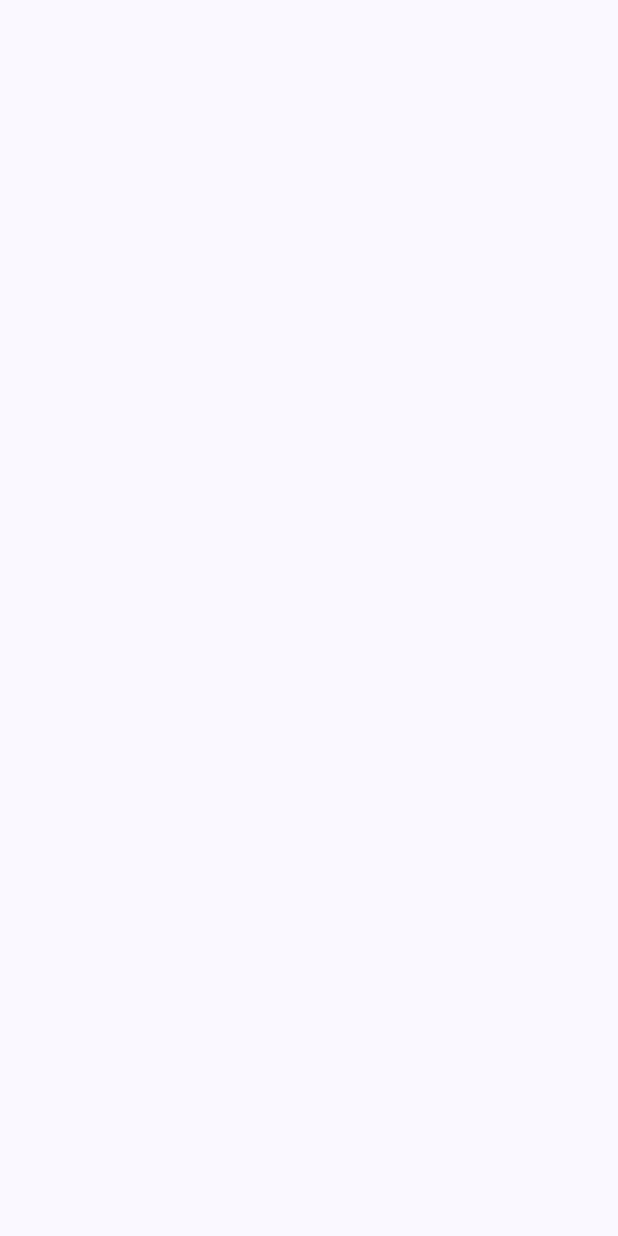
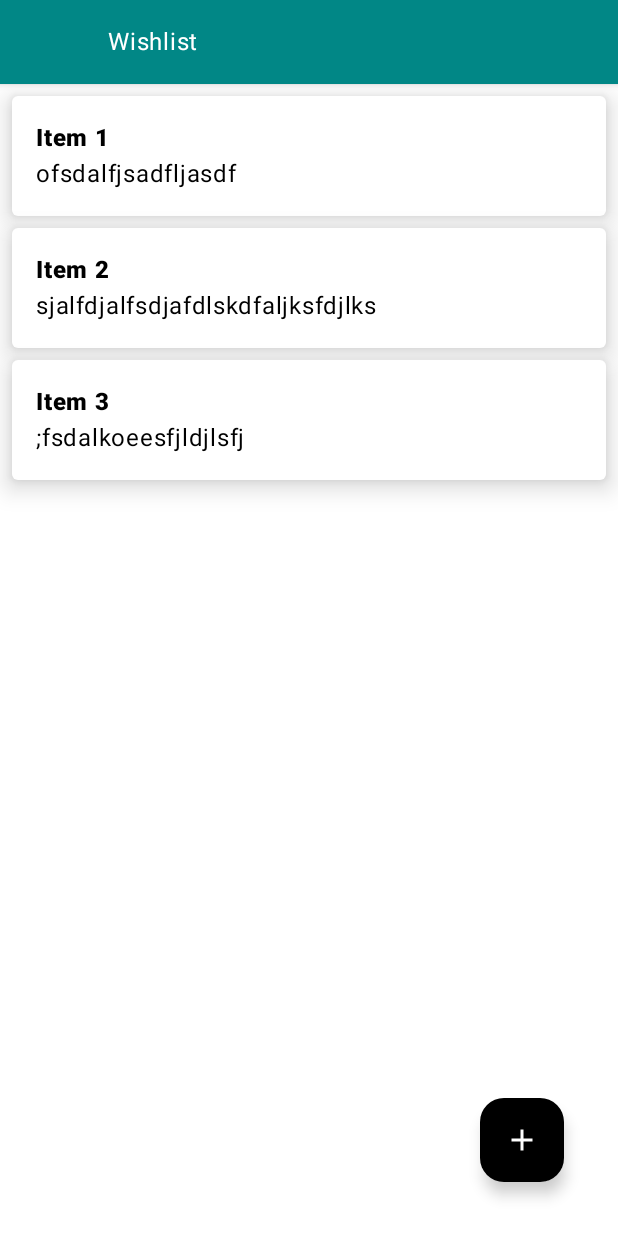
Before and after one commit to qaziHuzaif/WishlistApp, an Android app built with Jetpack Compose: the screen it shows after launch (MainActivity), on a phone screen of 412 x 824 dp. Before the commit the screen is empty. Run offline under Robolectric (Android 15) with nearby library versions, the phone set to English and light mode, and no system bars.

Commit message:
Navigation added App screens designed

```diff
--- /dev/null
+++ b/app/src/main/java/com/example/wishlistapp/AppBar.kt
@@ -0,0 +1,58 @@
+package com.example.wishlistapp
+
+import androidx.compose.foundation.layout.heightIn
+import androidx.compose.foundation.layout.statusBarsPadding
+//noinspection UsingMaterialAndMaterial3Libraries
+import androidx.compose.material.TopAppBar
+import androidx.compose.material.icons.Icons
+import androidx.compose.material.icons.automirrored.rounded.ArrowBack
+import androidx.compose.material3.Icon
+import androidx.compose.material3.IconButton
+import androidx.compose.material3.Text
+import androidx.compose.runtime.Composable
+import androidx.compose.ui.Modifier
+import androidx.compose.ui.graphics.Color
+import androidx.compose.ui.res.colorResource
+import androidx.compose.ui.unit.dp
+import androidx.navigation.NavHostController
+
+@Composable
+fun AppBar(
+    title: String,
+    navController: NavHostController,
+    backRoute: String? = null,
+    isNavigationIconVisible: Boolean = true
+) {
+    TopAppBar(
+        title = {
+            Text(
+                text = title,
+                color = Color.White,
+                modifier = Modifier
+                    .heightIn(max = 24.dp)
+            )
+        },
+        navigationIcon = {
+            if (isNavigationIconVisible) {
+                IconButton(
+                    onClick = {
+                        if (backRoute != null) {
+                            navController.popBackStack(route = backRoute,inclusive = false)
+                        } else {
+                            navController.navigateUp()
+                        }
+                    }
+                ) {
+                    Icon(
+                        imageVector = Icons.AutoMirrored.Rounded.ArrowBack,
+                        contentDescription = null,
+                        tint = Color.White
+                    )
+                }
+            }
+        },
+        modifier = Modifier.statusBarsPadding(),
+        elevation = 3.dp,
+        backgroundColor = colorResource(id = R.color.teal_700)
+    )
+}
--- /dev/null
+++ b/app/src/main/java/com/example/wishlistapp/HomeView.kt
@@ -0,0 +1,103 @@
+package com.example.wishlistapp
+
+import androidx.compose.foundation.background
+import androidx.compose.foundation.clickable
+import androidx.compose.foundation.layout.Arrangement
+import androidx.compose.foundation.layout.Column
+import androidx.compose.foundation.layout.PaddingValues
+import androidx.compose.foundation.layout.fillMaxSize
+import androidx.compose.foundation.layout.fillMaxWidth
+import androidx.compose.foundation.layout.padding
+import androidx.compose.foundation.lazy.LazyColumn
+import androidx.compose.foundation.lazy.items
+//noinspection UsingMaterialAndMaterial3Libraries
+import androidx.compose.material.Card
+import androidx.compose.material.icons.Icons
+import androidx.compose.material.icons.filled.Add
+import androidx.compose.material3.FloatingActionButton
+import androidx.compose.material3.Icon
+import androidx.compose.material3.Scaffold
+import androidx.compose.material3.Text
+import androidx.compose.runtime.Composable
+import androidx.compose.ui.Modifier
+import androidx.compose.ui.graphics.Color
+import androidx.compose.ui.text.font.FontWeight
+import androidx.compose.ui.unit.dp
+import androidx.navigation.NavHostController
+import com.example.wishlistapp.data.DummyWish
+import com.example.wishlistapp.data.Wish
+
+@Composable
+fun HomeView(
+    modifier: Modifier = Modifier,
+    viewModel: WishViewModel,
+    navController: NavHostController
+) {
+    Scaffold(
+        topBar = {
+            AppBar(
+                title = "Wishlist",
+                navController = navController,
+                isNavigationIconVisible = false
+            )
+        },
+        floatingActionButton = {
+            FloatingActionButton(
+                modifier = Modifier.padding(20.dp),
+                containerColor = Color.Black,
+                contentColor = Color.White,
+                onClick = {
+                    navController.navigate(Screen.AddWishScreen.route)
+                }
+            ) {
+                Icon(
+                    imageVector = Icons.Default.Add,
+                    contentDescription = null
+                )
+            }
+        }
+    ) { innerPadding ->
+        LazyColumn(
+            modifier = modifier
+                .fillMaxSize()
+                .background(color = Color.White)
+                .padding(innerPadding),
+            contentPadding = PaddingValues(8.dp),
+            verticalArrangement = Arrangement.spacedBy(8.dp)
+        ) {
+            items(DummyWish.list){
+                WishListItem(it) { }
+            }
+        }
+    }
+}
+
+@Composable
+fun WishListItem(
+    wish: Wish,
+    onClick: () -> Unit,
+) {
+    Card(
+        modifier = Modifier
+            .fillMaxWidth()
+            .clickable {
+                onClick()
+            },
+        elevation = 10.dp,
+        backgroundColor = Color.White
+    ) {
+        Column(
+            modifier = Modifier.padding(16.dp)
+        ) {
+            Text(
+                text = wish.title,
+                fontWeight = FontWeight.ExtraBold,
+                color = Color.Black
+            )
+            Text(
+                text = wish.description,
+                color = Color.Black
+            )
+        }
+    }
+}
--- a/app/src/main/java/com/example/wishlistapp/MainActivity.kt
+++ b/app/src/main/java/com/example/wishlistapp/MainActivity.kt
@@ -2,31 +2,23 @@ package com.example.wishlistapp
 
 import android.os.Bundle
 import androidx.activity.ComponentActivity
+import androidx.activity.SystemBarStyle
 import androidx.activity.compose.setContent
 import androidx.activity.enableEdgeToEdge
-import androidx.compose.foundation.layout.Box
-import androidx.compose.foundation.layout.fillMaxSize
-import androidx.compose.foundation.layout.padding
-import androidx.compose.material3.Scaffold
-import androidx.compose.runtime.Composable
-import androidx.compose.ui.Modifier
+import androidx.compose.ui.graphics.Color
+import androidx.compose.ui.graphics.toArgb
 import com.example.wishlistapp.ui.theme.WishlistAppTheme
 
 class MainActivity : ComponentActivity() {
     override fun onCreate(savedInstanceState: Bundle?) {
         super.onCreate(savedInstanceState)
-        enableEdgeToEdge()
+        enableEdgeToEdge(
+            statusBarStyle = SystemBarStyle.dark(Color(0xFF018786).toArgb())
+        )
         setContent {
             WishlistAppTheme {
-                Scaffold(modifier = Modifier.fillMaxSize()) { innerPadding ->
-                    WishlistApp(modifier = Modifier.padding(innerPadding))
-                }
+                WishlistApp()
             }
         }
     }
 }
-
-@Composable
-fun WishlistApp(modifier: Modifier) {
-    Box(modifier = modifier)
-}
--- /dev/null
+++ b/app/src/main/java/com/example/wishlistapp/Navigation.kt
@@ -0,0 +1,32 @@
+package com.example.wishlistapp
+
+import androidx.compose.runtime.Composable
+import androidx.compose.ui.Modifier
+import androidx.lifecycle.viewmodel.compose.viewModel
+import androidx.navigation.NavHostController
+import androidx.navigation.compose.NavHost
+import androidx.navigation.compose.composable
+import androidx.navigation.compose.rememberNavController
+
+@Composable
+fun WishlistApp() {
+    val navController: NavHostController = rememberNavController()
+    val viewModel: WishViewModel = viewModel()
+
+    NavHost(
+        navController = navController,
+        startDestination = Screen.HomeScreen.route
+    ) {
+        composable(Screen.HomeScreen.route) {
+            HomeView(modifier = Modifier, viewModel = viewModel, navController = navController)
+        }
+
+        composable(Screen.AddWishScreen.route) {
+            AddEditDetailView(
+                id = 0L,
+                viewModel = viewModel,
+                navController = navController
+            )
+        }
+    }
+}
--- /dev/null
+++ b/app/src/main/java/com/example/wishlistapp/Screen.kt
@@ -0,0 +1,6 @@
+package com.example.wishlistapp
+
+sealed class Screen(val route: String) {
+    object HomeScreen: Screen("home_screen")
+    object AddWishScreen: Screen("add_wish_screen")
+}
--- /dev/null
+++ b/app/src/main/java/com/example/wishlistapp/WishViewModel.kt
@@ -0,0 +1,20 @@
+package com.example.wishlistapp
+
+import androidx.compose.runtime.getValue
+import androidx.compose.runtime.mutableStateOf
+import androidx.compose.runtime.setValue
+import androidx.lifecycle.ViewModel
+
+class WishViewModel: ViewModel() {
+
+    var wishTitleState by mutableStateOf("")
+    var wishDescriptionState by mutableStateOf("")
+
+    fun onWishTitleChange(newTitle: String){
+        wishTitleState = newTitle
+    }
+
+    fun onWishDescriptionChange(newTitle: String){
+        wishDescriptionState = newTitle
+    }
+}
--- /dev/null
+++ b/app/src/main/java/com/example/wishlistapp/data/Wish.kt
@@ -0,0 +1,24 @@
+package com.example.wishlistapp.data
+
+data class Wish(
+    val id: Long = 0L,
+    val title: String = "",
+    val description: String = ""
+)
+
+object DummyWish{
+    val list = listOf(
+        Wish(
+            title = "Item 1",
+            description = "ofsdalfjsadfljasdf"
+        ),
+        Wish(
+            title = "Item 2",
+            description = "sjalfdjalfsdjafdlskdfaljksfdjlks"
+        ),
+        Wish(
+            title = "Item 3",
+            description = ";fsdalkoeesfjldjlsfj"
+        )
+    )
+}
--- a/app/src/main/res/values/strings.xml
+++ b/app/src/main/res/values/strings.xml
@@ -1,3 +1,5 @@
 <resources>
     <string name="app_name">Wishlist App</string>
+    <string name="update_wish">Update Wish</string>
+    <string name="add_wish">Add Wish</string>
 </resources>
```
Also changed, not shown: app/src/main/java/com/example/wishlistapp/AddEditDetailView.kt (added, +110 -0 lines).
